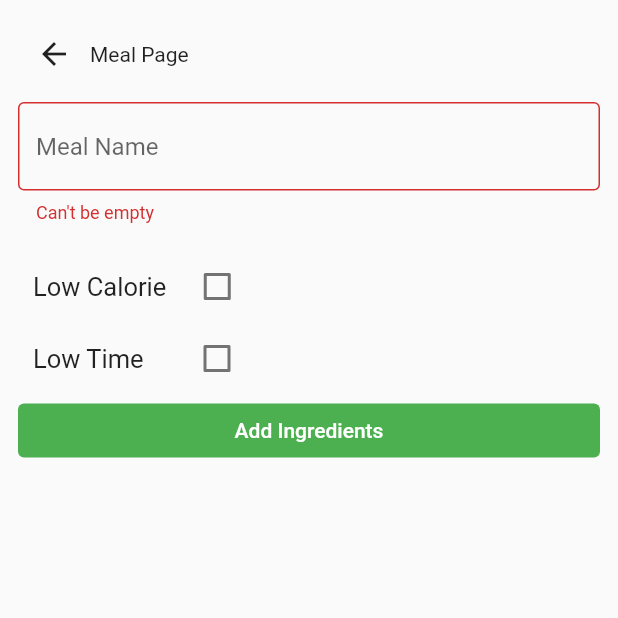
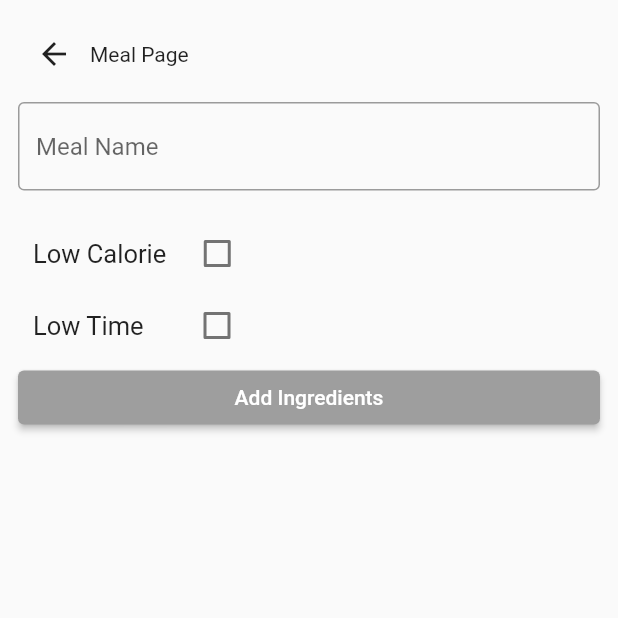
Before and after one commit to oisinfarrell00/Meal-Plan-App, a Flutter app: the CreateMealPage screen opened directly, on a phone screen of 412 x 824 dp, the top half of it. Run offline on Flutter 3.47's test engine with Material 2 defaults, Android fonts, the phone set to English and light mode, and no system bars; our stand-ins replace cloud_firestore, firebase_core; accounts and stored records are empty.

Commit message:
added validation when creating a meal

```diff
--- a/meal_plan_app/lib/pages/create_meal_page.dart
+++ b/meal_plan_app/lib/pages/create_meal_page.dart
@@ -18,6 +18,14 @@ class _CreateMealPageState extends State<CreateMealPage> {
   bool isLowTime = false;
 
   @override
+  void initState() {
+    super.initState();
+    addFoodNameController.addListener(() {
+      setState(() {});
+    });
+  }
+
+  @override
   void dispose() {
     addFoodNameController.dispose();
     super.dispose();
@@ -28,16 +36,17 @@ class _CreateMealPageState extends State<CreateMealPage> {
     addFoodNameController.clear();
   }
 
-  String? validate(text) {
-    final validCharacters = RegExp(r'^[a-zA-Z&%= ]+$');
-    if (text.toString().replaceAll(" ", "") == "") {
+  String validateStringInput(value) {
+    final validCharacters =
+        RegExp(r'^[a-zA-Z&%= éÉáÁíÍóÓúÚâÂêÊîÎôÔûÛãÃõÕçÇñÑ ]+$');
+    if (value.toString().replaceAll(" ", "") == "") {
       return 'Can\'t be empty';
     }
-    if (!validCharacters.hasMatch(text.toString())) {
+    if (!validCharacters.hasMatch(value.toString())) {
       return 'Can\'t have special characters';
     }
 
-    return null;
+    return 'valid';
   }
 
   // clean up
@@ -124,25 +133,40 @@ class _CreateMealPageState extends State<CreateMealPage> {
                     padding: const EdgeInsets.only(top: 8.0, bottom: 8.0),
                     child: TextFormField(
                       controller: addFoodNameController,
-                      decoration: InputDecoration(
-                          errorText: validate(addFoodNameController.text),
-                          border: const OutlineInputBorder(
+                      decoration: const InputDecoration(
+                          border: OutlineInputBorder(
                             borderSide:
                                 BorderSide(width: 3, color: Colors.black),
                           ),
                           hintText: 'Meal Name'),
-                      validator: validate,
+                      validator: (value) {
+                        final validCharacters = RegExp(r'^[a-zA-Z&%= ]+$');
+                        if (value.toString().replaceAll(" ", "") == "") {
+                          return 'Can\'t be empty';
+                        }
+                        if (!validCharacters.hasMatch(value.toString())) {
+                          return 'Can\'t have special characters';
+                        }
+
+                        return null;
+                      },
                       onChanged: (text) => setState(() => _name = text),
                     ),
                   ),
                   extraOptions(),
                   ElevatedButton(
                     style: ButtonStyle(
-                        backgroundColor:
-                            MaterialStateProperty.all<Color>(Colors.green)),
-                    onPressed: validate(_name) == null
-                        ? moveToAddIngredientPage
-                        : null,
+                        backgroundColor: validateStringInput(
+                                    addFoodNameController.text) ==
+                                'valid'
+                            ? MaterialStateProperty.all<Color>(Colors.green)
+                            : MaterialStateProperty.all<Color>(Colors.grey)),
+                    onPressed: () {
+                      final isValidName = _formKey.currentState!.validate();
+                      if (isValidName) {
+                        moveToAddIngredientPage();
+                      }
+                    },
                     child: const Text(
                       'Add Ingredients',
                       style: TextStyle(color: Colors.white),
```
Also changed, not shown: meal_plan_app/lib/pages/add_ingredients_to_meal_page.dart (+68 -23 lines).
